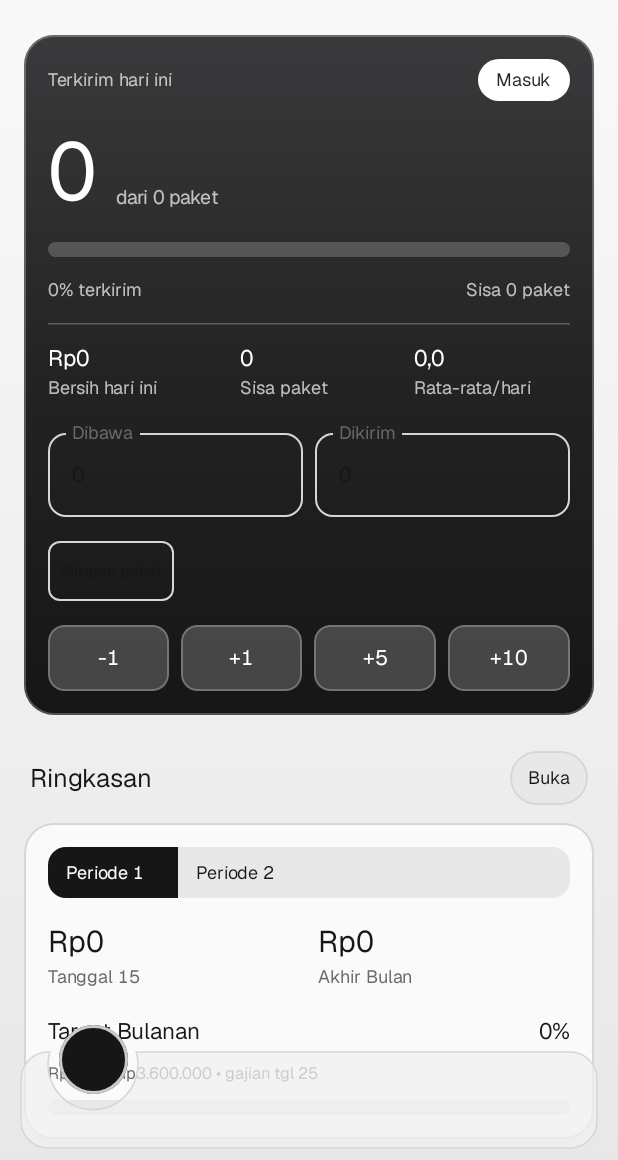
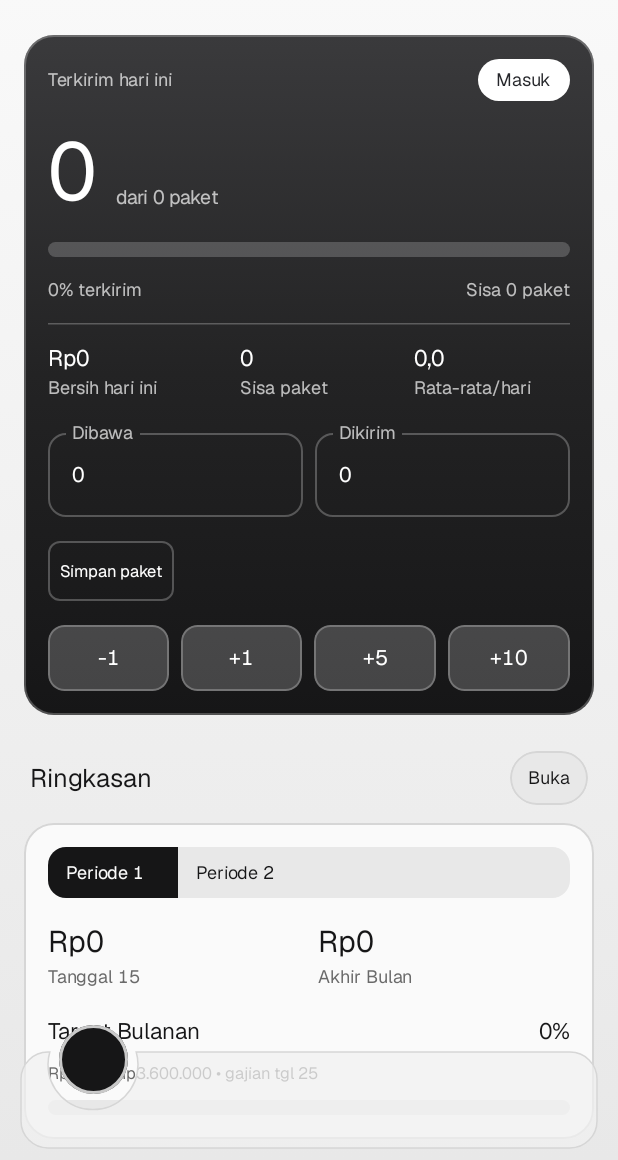
Before and after one commit to drezvolx/Trackify, an Android app built with Jetpack Compose: the screen it shows after launch (MainActivity), on a phone screen of 412 x 824 dp, the part 76-1236 px from its top. Run offline under Robolectric (Android 15) with nearby library versions, the phone set to English and light mode, and no system bars; our stand-ins replace Dagger/Hilt's generated code, Room's generated code.

Commit message:
fix: kontras teks dan ikon mengikuti latar kartu/hero

```diff
--- a/app/src/main/java/com/blankpages/trackify/ui/home/HomeScreen.kt
+++ b/app/src/main/java/com/blankpages/trackify/ui/home/HomeScreen.kt
@@ -252,6 +252,11 @@ fun HomeScreen(
                 outline = TrackifyGradients.HeroLine,
                 outlineVariant = TrackifyGradients.HeroLine,
             )
+            val heroFieldColors = trackifyFieldColors(
+                borderColor = hero.outlineVariant,
+                contentColor = hero.onSurface,
+                secondaryColor = hero.onSurfaceVariant,
+            )
             Box(
                 modifier = Modifier
                     .fillMaxWidth()
@@ -447,7 +452,7 @@ fun HomeScreen(
                                 singleLine = true,
                                 keyboardOptions = KeyboardOptions(keyboardType = KeyboardType.Number),
                                 shape = RoundedCornerShape(12.dp),
-                                colors = trackifyFieldColors(),
+                                colors = heroFieldColors,
                                 modifier = Modifier.weight(1f),
                             )
                             OutlinedTextField(
@@ -457,13 +462,16 @@ fun HomeScreen(
                                 singleLine = true,
                                 keyboardOptions = KeyboardOptions(keyboardType = KeyboardType.Number),
                                 shape = RoundedCornerShape(12.dp),
-                                colors = trackifyFieldColors(),
+                                colors = heroFieldColors,
                                 modifier = Modifier.weight(1f),
                             )
                         }
                         TrackifyTextButton(
                             onClick = { commitPackageCounts() },
                             contentPadding = PaddingValues(horizontal = 8.dp, vertical = 4.dp),
+                            contentColor = hero.onSurface,
+                            borderColor = hero.outlineVariant,
+                            disabledContentColor = hero.onSurfaceVariant,
                         ) {
                             Text(
                                 text = "Simpan paket",
@@ -765,7 +773,7 @@ fun HomeScreen(
                                     text = "LOK".take(3).uppercase(homeIdLocale),
                                     fontSize = 12.sp,
                                     fontWeight = FontWeight.Bold,
-                                    color = scheme.onSurfaceVariant,
+                                    color = scheme.onSurface,
                                 )
                             }
 
@@ -911,7 +919,7 @@ fun HomeScreen(
                                                 when {
                                                     selectedBarIndex == index -> scheme.primary
                                                     isToday -> scheme.onSurface
-                                                    else -> scheme.surfaceVariant
+                                                    else -> scheme.onSurfaceVariant
                                                 },
                                             ),
                                     )
--- a/app/src/main/java/com/blankpages/trackify/ui/theme/TrackifyButtons.kt
+++ b/app/src/main/java/com/blankpages/trackify/ui/theme/TrackifyButtons.kt
@@ -12,9 +12,11 @@ import androidx.compose.foundation.layout.size
 import androidx.compose.foundation.shape.CircleShape
 import androidx.compose.foundation.shape.RoundedCornerShape
 import androidx.compose.material3.ButtonDefaults
+import androidx.compose.material3.LocalContentColor
 import androidx.compose.material3.MaterialTheme
 import androidx.compose.material3.OutlinedButton
 import androidx.compose.runtime.Composable
+import androidx.compose.runtime.CompositionLocalProvider
 import androidx.compose.ui.Alignment
 import androidx.compose.ui.Modifier
 import androidx.compose.ui.draw.clip
@@ -25,6 +27,7 @@ import androidx.compose.ui.unit.dp
 /**
  * Tombol aksi Trackify (Fase 17): outline `1.dp outlineVariant` di kedua tema,
  * tanpa fill dan tanpa shadow. Skala spacing memakai 4/8/12/16/24 dp.
+ * `contentColor`/`borderColor`/`disabledContentColor` bisa dioverride untuk latar kustom (mis. hero).
  */
 @Composable
 fun TrackifyButton(
@@ -34,20 +37,21 @@ fun TrackifyButton(
     shape: Shape = RoundedCornerShape(12.dp),
     contentPadding: PaddingValues = PaddingValues(horizontal = 12.dp, vertical = 8.dp),
     contentColor: Color = MaterialTheme.colorScheme.onSurface,
+    borderColor: Color = MaterialTheme.colorScheme.outlineVariant,
+    disabledContentColor: Color = MaterialTheme.colorScheme.onSurfaceVariant,
     content: @Composable RowScope.() -> Unit,
 ) {
-    val scheme = MaterialTheme.colorScheme
     OutlinedButton(
         onClick = onClick,
         modifier = modifier,
         enabled = enabled,
         shape = shape,
-        border = BorderStroke(1.dp, scheme.outlineVariant),
+        border = BorderStroke(1.dp, borderColor),
         colors = ButtonDefaults.outlinedButtonColors(
             containerColor = TrackifyColors.Transparent,
             disabledContainerColor = TrackifyColors.Transparent,
             contentColor = contentColor,
-            disabledContentColor = scheme.onSurfaceVariant.copy(alpha = 0.6f),
+            disabledContentColor = disabledContentColor,
         ),
         contentPadding = contentPadding,
         content = content,
@@ -62,6 +66,8 @@ fun TrackifyTextButton(
     enabled: Boolean = true,
     contentPadding: PaddingValues = PaddingValues(horizontal = 8.dp, vertical = 4.dp),
     contentColor: Color = MaterialTheme.colorScheme.onSurface,
+    borderColor: Color = MaterialTheme.colorScheme.outlineVariant,
+    disabledContentColor: Color = MaterialTheme.colorScheme.onSurfaceVariant,
     content: @Composable RowScope.() -> Unit,
 ) {
     TrackifyButton(
@@ -71,26 +77,34 @@ fun TrackifyTextButton(
         shape = RoundedCornerShape(8.dp),
         contentPadding = contentPadding,
         contentColor = contentColor,
+        borderColor = borderColor,
+        disabledContentColor = disabledContentColor,
         content = content,
     )
 }
 
-/** Tombol ikon bulat dengan outline yang sama dengan [TrackifyButton]. */
+/**
+ * Tombol ikon bulat dengan outline yang sama dengan [TrackifyButton].
+ * `contentColor` juga disediakan lewat `LocalContentColor` untuk ikon tanpa `tint` eksplisit.
+ */
 @Composable
 fun TrackifyIconButton(
     onClick: () -> Unit,
     modifier: Modifier = Modifier.size(38.dp),
     enabled: Boolean = true,
+    contentColor: Color = MaterialTheme.colorScheme.onSurface,
+    borderColor: Color = MaterialTheme.colorScheme.outlineVariant,
     content: @Composable BoxScope.() -> Unit,
 ) {
-    val scheme = MaterialTheme.colorScheme
+    CompositionLocalProvider(LocalContentColor provides contentColor) {
         Box(
             modifier = modifier
                 .clip(CircleShape)
                 .background(TrackifyColors.Transparent)
-            .border(1.dp, scheme.outlineVariant, CircleShape)
+                .border(1.dp, borderColor, CircleShape)
                 .clickable(enabled = enabled, onClick = onClick),
             contentAlignment = Alignment.Center,
             content = content,
         )
     }
+}
--- a/app/src/main/java/com/blankpages/trackify/ui/theme/TrackifyComponents.kt
+++ b/app/src/main/java/com/blankpages/trackify/ui/theme/TrackifyComponents.kt
@@ -10,6 +10,7 @@ import androidx.compose.foundation.layout.PaddingValues
 import androidx.compose.foundation.layout.fillMaxWidth
 import androidx.compose.foundation.layout.padding
 import androidx.compose.foundation.shape.RoundedCornerShape
+import androidx.compose.foundation.text.selection.TextSelectionColors
 import androidx.compose.material3.AlertDialog
 import androidx.compose.material3.MaterialTheme
 import androidx.compose.material3.OutlinedTextFieldDefaults
@@ -124,12 +125,28 @@ fun TrackifyDialog(
  *
  * Memakai `outlineVariant` untuk border focused dan unfocused supaya semua field
  * mengikuti token kartu/dialog, bukan default Material3 yang memakai `outline`.
+ * Parameter warna bisa dioverride untuk latar kustom (mis. hero Home) agar teks,
+ * label, placeholder, cursor, selection, dan border tetap terbaca.
  */
 @Composable
-fun trackifyFieldColors(): TextFieldColors {
-    val scheme = MaterialTheme.colorScheme
-    return OutlinedTextFieldDefaults.colors(
-        focusedBorderColor = scheme.outlineVariant,
-        unfocusedBorderColor = scheme.outlineVariant,
-    )
-}
+fun trackifyFieldColors(
+    borderColor: Color = MaterialTheme.colorScheme.outlineVariant,
+    contentColor: Color = MaterialTheme.colorScheme.onSurface,
+    secondaryColor: Color = MaterialTheme.colorScheme.onSurfaceVariant,
+): TextFieldColors = OutlinedTextFieldDefaults.colors(
+    focusedTextColor = contentColor,
+    unfocusedTextColor = contentColor,
+    disabledTextColor = contentColor.copy(alpha = 0.6f),
+    focusedLabelColor = secondaryColor,
+    unfocusedLabelColor = secondaryColor,
+    focusedPlaceholderColor = secondaryColor,
+    unfocusedPlaceholderColor = secondaryColor,
+    cursorColor = contentColor,
+    selectionColors = TextSelectionColors(
+        handleColor = contentColor,
+        backgroundColor = contentColor.copy(alpha = 0.4f),
+    ),
+    focusedBorderColor = borderColor,
+    unfocusedBorderColor = borderColor,
+    disabledBorderColor = borderColor.copy(alpha = 0.6f),
+)
--- a/app/src/main/java/com/blankpages/trackify/ui/theme/TrackifyGradients.kt
+++ b/app/src/main/java/com/blankpages/trackify/ui/theme/TrackifyGradients.kt
@@ -37,7 +37,7 @@ object TrackifyGradients {
         TrackifyColors.LightInk,
     )
 
-    /** Warna teks di atas hero gradien (gelap di kedua tema). */
+    /** Warna teks di atas hero gradien (terang di kedua tema). */
     val HeroInk: Color
         @Composable get() = TrackifyColors.Inverse
 
```
Also changed, not shown: app/src/main/java/com/blankpages/trackify/ui/locations/LocationsScreen.kt (+6 -2 lines), app/src/main/java/com/blankpages/trackify/ui/notes/NotesScreen.kt (+12 -0 lines), app/src/main/java/com/blankpages/trackify/ui/spreadsheet/SpreadsheetScreen.kt (+6 -6 lines), 2 other files. Lines whose indentation alone changed are shown as unchanged.
